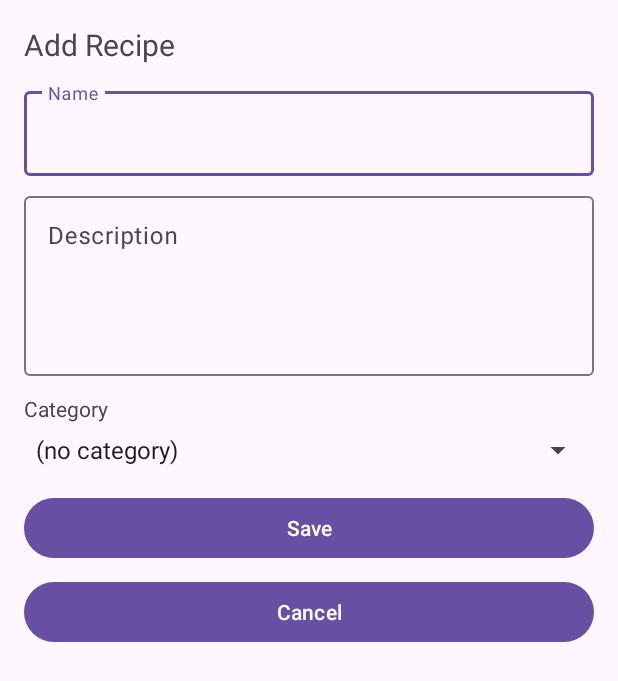
After one commit to dujo09/ChefsBook, an Android app: the AddRecipeActivity screen opened directly, with no data from a screen before it, on a phone screen of 412 x 824 dp. The commit adds this screen. Shown: the top 681 px of the screen. Run offline under Robolectric (Android 15) with nearby library versions, the phone set to English and light mode, and no system bars; our stand-ins replace Firebase (no records; nobody signed in at launch, a user with empty details on screens opened directly).

Commit message:
Add recipe

```diff
--- a/app/src/main/AndroidManifest.xml
+++ b/app/src/main/AndroidManifest.xml
@@ -25,6 +25,11 @@
             android:exported="true">
         </activity>
 
+        <activity android:name=".ui.addRecipe.AddRecipeActivity"
+            android:exported="true">
+        </activity>
+
+
         <activity android:name=".ui.register.RegisterActivity"
             android:exported="true">
         </activity>
--- /dev/null
+++ b/app/src/main/java/com/dujo/chefsbook/ui/addRecipe/AddRecipeActivity.java
@@ -0,0 +1,203 @@
+package com.dujo.chefsbook.ui.addRecipe;
+
+import static android.view.View.GONE;
+import static android.view.View.VISIBLE;
+import static com.dujo.chefsbook.data.repository.RecipeCategoryRepository.RECIPE_CATEGORY_COLLECTION;
+import static com.dujo.chefsbook.data.repository.RecipeRepository.RECIPE_COLLECTION;
+
+import android.app.Activity;
+import android.content.Intent;
+import android.os.Bundle;
+import android.text.TextUtils;
+import android.widget.ArrayAdapter;
+import android.widget.Button;
+import android.widget.ProgressBar;
+import android.widget.Spinner;
+import android.widget.TextView;
+import android.widget.Toast;
+
+import androidx.annotation.Nullable;
+import androidx.appcompat.app.AppCompatActivity;
+
+import com.dujo.chefsbook.R;
+import com.dujo.chefsbook.data.model.Recipe;
+import com.dujo.chefsbook.data.model.RecipeCategory;
+import com.dujo.chefsbook.ui.recipe.RecipeListActivity;
+import com.dujo.chefsbook.ui.recipeCategory.RecipeCategoryListActivity;
+import com.google.firebase.firestore.DocumentReference;
+import com.google.firebase.firestore.DocumentSnapshot;
+import com.google.firebase.firestore.FirebaseFirestore;
+import com.google.firebase.firestore.QuerySnapshot;
+
+import java.util.ArrayList;
+import java.util.List;
+import java.util.Map;
+
+public class AddRecipeActivity extends AppCompatActivity {
+
+    public static final String EXTRA_CATEGORY_ID = "extra:recipeCategoryId";
+    public static final String EXTRA_RECIPE_ID = "extra:recipeId";
+
+    private TextView tvCategory;
+    private com.google.android.material.textfield.TextInputEditText etName;
+    private com.google.android.material.textfield.TextInputEditText etDescription;
+    private Button btnSave, btnCancel;
+    private ProgressBar progress;
+    private Spinner spinnerCategory;
+
+    private String initialCategoryId; // optional initial category passed in
+    private List<RecipeCategory> categories = new ArrayList<>();
+    private ArrayAdapter<String> spinnerAdapter;
+
+    private FirebaseFirestore db;
+
+    @Override
+    protected void onCreate(@Nullable Bundle savedInstanceState) {
+        super.onCreate(savedInstanceState);
+        setContentView(R.layout.activity_add_recipe);
+
+        etName = findViewById(R.id.etName);
+        etDescription = findViewById(R.id.etDescription);
+        tvCategory = findViewById(R.id.tvCategoryLabel);
+        spinnerCategory = findViewById(R.id.spinnerCategory);
+        btnSave = findViewById(R.id.btnSave);
+        btnCancel = findViewById(R.id.btnCancel);
+        progress = findViewById(R.id.progress);
+
+        db = FirebaseFirestore.getInstance();
+
+        spinnerAdapter = new ArrayAdapter<>(this, android.R.layout.simple_spinner_item, new ArrayList<>());
+        spinnerAdapter.setDropDownViewResource(android.R.layout.simple_spinner_dropdown_item);
+        spinnerCategory.setAdapter(spinnerAdapter);
+
+        initialCategoryId = getIntent().getStringExtra(EXTRA_CATEGORY_ID);
+
+        loadCategories();
+
+        btnSave.setOnClickListener(v -> {
+            Recipe recipe = onSave();
+            if (recipe == null) return;
+            Intent i = new Intent(this, RecipeListActivity.class);
+            i.putExtra(RecipeCategoryListActivity.EXTRA_CATEGORY_ID, recipe.getRecipeCategoryId());
+            startActivity(i);
+        });
+        btnCancel.setOnClickListener(v -> {
+            setResult(Activity.RESULT_CANCELED);
+            finish();
+        });
+    }
+
+    private void loadCategories() {
+        progress.setVisibility(VISIBLE);
+        db.collection(RECIPE_CATEGORY_COLLECTION)
+                .orderBy("name")
+                .get()
+                .addOnSuccessListener(querySnapshot -> {
+                    progress.setVisibility(GONE);
+                    populateSpinnerFromSnapshot(querySnapshot);
+                })
+                .addOnFailureListener(e -> {
+                    progress.setVisibility(GONE);
+                    // fallback: show empty spinner entry
+                    spinnerAdapter.clear();
+                    spinnerAdapter.add("(no category)");
+                    spinnerAdapter.notifyDataSetChanged();
+                    if (initialCategoryId != null) {
+                        // show initial id as text if present
+                        spinnerAdapter.clear();
+                        spinnerAdapter.add(initialCategoryId);
+                        spinnerAdapter.notifyDataSetChanged();
+                    }
+                    Toast.makeText(AddRecipeActivity.this, "Failed to load categories: " + e.getMessage(), Toast.LENGTH_SHORT).show();
+                });
+    }
+
+    private void populateSpinnerFromSnapshot(QuerySnapshot snapshot) {
+        categories.clear();
+        spinnerAdapter.clear();
+
+        if (snapshot == null || snapshot.isEmpty()) {
+            spinnerAdapter.add("(no category)");
+            spinnerAdapter.notifyDataSetChanged();
+            return;
+        }
+
+        for (DocumentSnapshot ds : snapshot.getDocuments()) {
+            String id = ds.getId();
+            String name = ds.contains("name") ? ds.getString("name") : id;
+            RecipeCategory c = new RecipeCategory(id, name);
+            categories.add(c);
+            spinnerAdapter.add(name);
+        }
+        spinnerAdapter.notifyDataSetChanged();
+
+        if (initialCategoryId != null) {
+            for (int i = 0; i < categories.size(); i++) {
+                if (initialCategoryId.equals(categories.get(i).getId())) {
+                    spinnerCategory.setSelection(i);
+                    break;
+                }
+            }
+        }
+    }
+
+    private Recipe onSave() {
+        String name = etName.getText() != null ? etName.getText().toString().trim() : "";
+        String description = etDescription.getText() != null ? etDescription.getText().toString().trim() : "";
+        float rating = 0.0f;
+
+        if (TextUtils.isEmpty(name)) {
+            etName.setError("Name required");
+            return null;
+        }
+
+        String selectedCategoryId = null;
+        int pos = spinnerCategory.getSelectedItemPosition();
+        if (pos >= 0 && pos < categories.size()) {
+            selectedCategoryId = categories.get(pos).getId();
+        } else if (initialCategoryId != null && (categories.isEmpty() || pos == 0)) {
+            // fallback to initial id if categories list empty but initial provided
+            selectedCategoryId = initialCategoryId;
+        }
+
+        setUiEnabled(false);
+        progress.setVisibility(VISIBLE);
+
+        Recipe recipe = new Recipe();
+        DocumentReference docRef = db.collection(RECIPE_COLLECTION).document();
+        recipe.setId(docRef.getId());
+        recipe.setName(name);
+        recipe.setDescription(description);
+        recipe.setRating(rating);
+        recipe.setRecipeCategoryId(selectedCategoryId);
+
+        Map<String, Object> data = recipe.toMap();
+        String uid = com.google.firebase.auth.FirebaseAuth.getInstance().getUid();
+        if (uid != null) data.put("ownerUid", uid);
+        data.put("createdAt", com.google.firebase.firestore.FieldValue.serverTimestamp());
+
+        docRef.set(data)
+                .addOnSuccessListener(aVoid -> {
+                    progress.setVisibility(GONE);
+                    Toast.makeText(AddRecipeActivity.this, "Saved", Toast.LENGTH_SHORT).show();
+                    Intent out = new Intent();
+                    out.putExtra(EXTRA_RECIPE_ID, recipe.getId());
+                    setResult(Activity.RESULT_OK, out);
+                    finish();
+                })
+                .addOnFailureListener(e -> {
+                    progress.setVisibility(GONE);
+                    setUiEnabled(true);
+                    Toast.makeText(AddRecipeActivity.this, "Save failed: " + e.getMessage(), Toast.LENGTH_LONG).show();
+                });
+        return recipe;
+    }
+
+    private void setUiEnabled(boolean enabled) {
+        etName.setEnabled(enabled);
+        etDescription.setEnabled(enabled);
+        btnSave.setEnabled(enabled);
+        btnCancel.setEnabled(enabled);
+        spinnerCategory.setEnabled(enabled);
+    }
+}
--- /dev/null
+++ b/app/src/main/res/layout/activity_add_recipe.xml
@@ -0,0 +1,76 @@
+<?xml version="1.0" encoding="utf-8"?>
+<ScrollView xmlns:android="http://schemas.android.com/apk/res/android"
+    android:layout_width="match_parent"
+    android:layout_height="match_parent"
+    android:padding="16dp">
+
+    <LinearLayout
+        android:layout_width="match_parent"
+        android:layout_height="wrap_content"
+        android:orientation="vertical">
+
+        <TextView
+            android:layout_width="wrap_content"
+            android:layout_height="wrap_content"
+            android:text="Add Recipe"
+            android:textSize="20sp"
+            android:layout_marginBottom="12dp"/>
+
+        <com.google.android.material.textfield.TextInputLayout
+            android:layout_width="match_parent"
+            android:layout_height="wrap_content"
+            android:hint="Name">
+            <com.google.android.material.textfield.TextInputEditText
+                android:id="@+id/etName"
+                android:layout_width="match_parent"
+                android:layout_height="wrap_content"/>
+        </com.google.android.material.textfield.TextInputLayout>
+
+        <com.google.android.material.textfield.TextInputLayout
+            android:layout_width="match_parent"
+            android:layout_height="wrap_content"
+            android:hint="Description"
+            android:layout_marginTop="8dp">
+            <com.google.android.material.textfield.TextInputEditText
+                android:id="@+id/etDescription"
+                android:layout_width="match_parent"
+                android:layout_height="120dp"
+                android:inputType="textMultiLine"
+                android:gravity="top"/>
+        </com.google.android.material.textfield.TextInputLayout>
+
+        <TextView
+            android:id="@+id/tvCategoryLabel"
+            android:layout_width="match_parent"
+            android:layout_height="wrap_content"
+            android:text="Category"
+            android:layout_marginTop="12dp"/>
+        <Spinner
+            android:id="@+id/spinnerCategory"
+            android:layout_width="match_parent"
+            android:layout_height="wrap_content"
+            android:layout_marginTop="6dp"/>
+
+        <ProgressBar
+            android:id="@+id/progress"
+            android:layout_width="wrap_content"
+            android:layout_height="wrap_content"
+            android:visibility="gone"
+            android:layout_gravity="center"
+            android:layout_marginTop="12dp"/>
+
+        <Button
+            android:id="@+id/btnSave"
+            android:layout_width="match_parent"
+            android:layout_height="wrap_content"
+            android:text="Save"
+            android:layout_marginTop="16dp"/>
+
+        <Button
+            android:id="@+id/btnCancel"
+            android:layout_width="match_parent"
+            android:layout_height="wrap_content"
+            android:text="Cancel"
+            android:layout_marginTop="8dp"/>
+    </LinearLayout>
+</ScrollView>
--- a/app/src/main/res/layout/activity_recipe_category_list.xml
+++ b/app/src/main/res/layout/activity_recipe_category_list.xml
@@ -42,16 +42,16 @@
         android:paddingTop="12dp"
         android:paddingBottom="88dp"
     app:layout_constraintTop_toBottomOf="@id/btnSignOut"
-    app:layout_constraintBottom_toTopOf="@+id/btnAddPizza"
+    app:layout_constraintBottom_toTopOf="@+id/btnAddRecipe"
     app:layout_constraintStart_toStartOf="parent"
     app:layout_constraintEnd_toEndOf="parent"
     android:scrollbars="vertical"/>
 
     <Button
-        android:id="@+id/btnAddPizza"
+        android:id="@+id/btnAddRecipe"
         android:layout_width="0dp"
         android:layout_height="wrap_content"
-        android:text="Add pizza"
+        android:text="Add recipe"
         android:layout_marginStart="12dp"
         android:layout_marginEnd="12dp"
         android:layout_marginBottom="32dp"
```
Also changed, not shown: app/src/main/java/com/dujo/chefsbook/data/model/Recipe.java (+12 -0 lines), app/src/main/java/com/dujo/chefsbook/ui/recipe/RecipeListActivity.java (+16 -1 lines), app/src/main/java/com/dujo/chefsbook/ui/recipeCategory/RecipeCategoryListActivity.java (+8 -0 lines), app/src/main/res/layout/activity_recipe_list.xml (+14 -0 lines).
